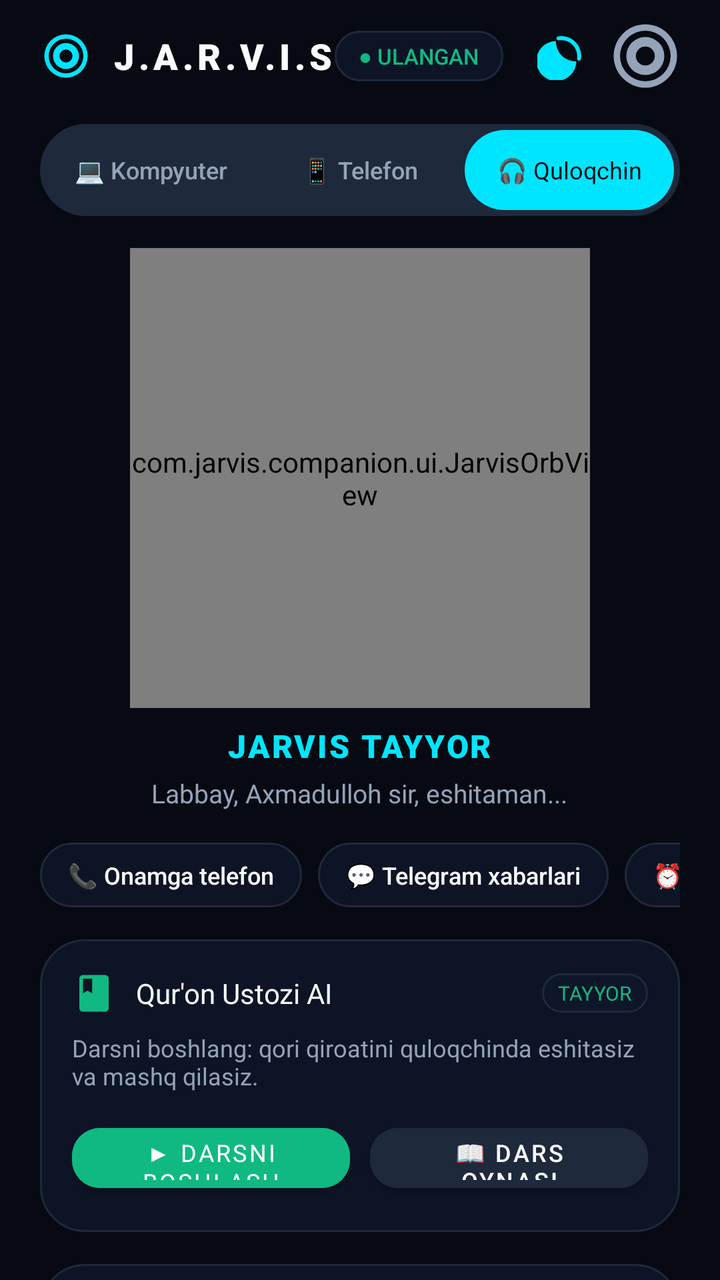
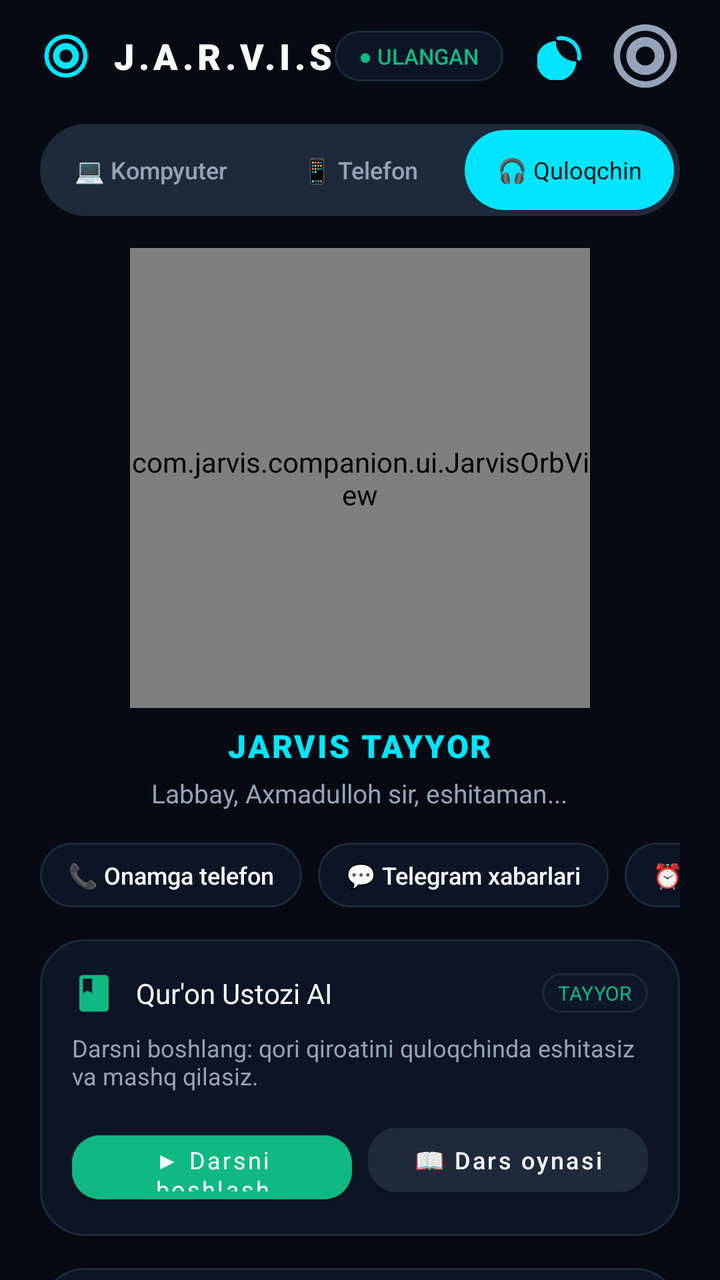

Compare the two renders of this Android layout. The source of the first and the diff that turns it into the second are given below.
<!-- AndroidManifest.xml: application theme Theme.JarvisCompanion -->
<!-- res/layout/activity_main.xml -->
<?xml version="1.0" encoding="utf-8"?>
<RelativeLayout xmlns:android="http://schemas.android.com/apk/res/android"
    xmlns:app="http://schemas.android.com/apk/res-auto"
    android:id="@+id/rootContainer"
    android:layout_width="match_parent"
    android:layout_height="match_parent"
    android:background="@color/night_bg">

    
    <LinearLayout
        android:id="@+id/headerBar"
        android:layout_width="match_parent"
        android:layout_height="56dp"
        android:layout_alignParentTop="true"
        android:gravity="center_vertical"
        android:orientation="horizontal"
        android:paddingStart="20dp"
        android:paddingEnd="20dp">

        <ImageView
            android:id="@+id/ivLogo"
            android:layout_width="26dp"
            android:layout_height="26dp"
            app:srcCompat="@drawable/ic_jarvis"
            app:tint="@color/jarvis_cyan" />

        <TextView
            android:id="@+id/tvHeaderTitle"
            android:layout_width="wrap_content"
            android:layout_height="wrap_content"
            android:layout_marginStart="10dp"
            android:fontFamily="sans-serif-black"
            android:letterSpacing="0.12"
            android:text="J.A.R.V.I.S"
            android:textColor="@color/night_text_primary"
            android:textSize="18sp" />

        <View
            android:layout_width="0dp"
            android:layout_height="1dp"
            android:layout_weight="1" />

        
        <TextView
            android:id="@+id/tvStatusBadge"
            android:layout_width="wrap_content"
            android:layout_height="wrap_content"
            android:background="@drawable/bg_ios_action_chip"
            android:fontFamily="sans-serif-medium"
            android:paddingStart="12dp"
            android:paddingTop="5dp"
            android:paddingEnd="12dp"
            android:paddingBottom="5dp"
            android:text="● ULANGAN"
            android:textColor="@color/jarvis_accent"
            android:textSize="11sp" />

        
        <ImageButton
            android:id="@+id/btnThemeToggle"
            android:layout_width="38dp"
            android:layout_height="38dp"
            android:layout_marginStart="10dp"
            android:background="?attr/selectableItemBackgroundBorderless"
            android:contentDescription="Mavzu"
            android:scaleType="centerInside"
            app:srcCompat="@drawable/ic_moon" />

        
        <ImageButton
            android:id="@+id/btnOpenSettings"
            android:layout_width="38dp"
            android:layout_height="38dp"
            android:layout_marginStart="4dp"
            android:background="?attr/selectableItemBackgroundBorderless"
            android:contentDescription="Sozlamalar"
            android:scaleType="centerInside"
            app:srcCompat="@drawable/ic_jarvis"
            app:tint="@color/night_text_secondary" />
    </LinearLayout>

    
    <LinearLayout
        android:id="@+id/layoutSegmentBar"
        android:layout_width="match_parent"
        android:layout_height="46dp"
        android:layout_below="@id/headerBar"
        android:layout_marginStart="20dp"
        android:layout_marginTop="6dp"
        android:layout_marginEnd="20dp"
        android:background="@drawable/bg_ios_segment_bar"
        android:orientation="horizontal"
        android:padding="3dp">

        <TextView
            android:id="@+id/btnRoutePc"
            android:layout_width="0dp"
            android:layout_height="match_parent"
            android:layout_weight="1"
            android:gravity="center"
            android:text="💻 Kompyuter"
            android:textColor="@color/night_text_secondary"
            android:textSize="12sp"
            android:fontFamily="sans-serif-medium" />

        <TextView
            android:id="@+id/btnRoutePhone"
            android:layout_width="0dp"
            android:layout_height="match_parent"
            android:layout_weight="1"
            android:gravity="center"
            android:text="📱 Telefon"
            android:textColor="@color/night_text_secondary"
            android:textSize="12sp"
            android:fontFamily="sans-serif-medium" />

        <TextView
            android:id="@+id/btnRouteEarbuds"
            android:layout_width="0dp"
            android:layout_height="match_parent"
            android:layout_weight="1"
            android:background="@drawable/bg_ios_pill_active"
            android:gravity="center"
            android:text="🎧 Quloqchin"
            android:textColor="@color/night_pill_active_text"
            android:textSize="12sp"
            android:fontFamily="sans-serif-bold" />
    </LinearLayout>

    
    <ScrollView
        android:layout_width="match_parent"
        android:layout_height="match_parent"
        android:layout_below="@id/layoutSegmentBar"
        android:fillViewport="true"
        android:overScrollMode="never"
        android:scrollbars="none">

        <LinearLayout
            android:layout_width="match_parent"
            android:layout_height="wrap_content"
            android:gravity="center_horizontal"
            android:orientation="vertical"
            android:paddingStart="20dp"
            android:paddingTop="12dp"
            android:paddingEnd="20dp"
            android:paddingBottom="24dp">

            
            <FrameLayout
                android:layout_width="230dp"
                android:layout_height="230dp"
                android:layout_marginTop="4dp">

                <com.jarvis.companion.ui.JarvisOrbView
                    android:id="@+id/jarvisOrb"
                    android:layout_width="match_parent"
                    android:layout_height="match_parent" />
            </FrameLayout>

            
            <TextView
                android:id="@+id/tvOrbStatus"
                android:layout_width="wrap_content"
                android:layout_height="wrap_content"
                android:layout_marginTop="8dp"
                android:fontFamily="sans-serif-black"
                android:letterSpacing="0.06"
                android:text="JARVIS TAYYOR"
                android:textColor="@color/jarvis_cyan"
                android:textSize="16sp" />

            <TextView
                android:id="@+id/tvOrbSubtitle"
                android:layout_width="wrap_content"
                android:layout_height="wrap_content"
                android:layout_marginTop="4dp"
                android:gravity="center"
                android:text="Labbay, Axmadulloh sir, eshitaman..."
                android:textColor="@color/night_text_secondary"
                android:textSize="13sp" />

            
            <HorizontalScrollView
                android:layout_width="match_parent"
                android:layout_height="wrap_content"
                android:layout_marginTop="16dp"
                android:overScrollMode="never"
                android:scrollbars="none">

                <LinearLayout
                    android:layout_width="wrap_content"
                    android:layout_height="wrap_content"
                    android:orientation="horizontal">

                    <TextView
                        android:id="@+id/chipCallMom"
                        android:layout_width="wrap_content"
                        android:layout_height="wrap_content"
                        android:background="@drawable/bg_ios_action_chip"
                        android:fontFamily="sans-serif-medium"
                        android:paddingStart="14dp"
                        android:paddingTop="8dp"
                        android:paddingEnd="14dp"
                        android:paddingBottom="8dp"
                        android:text="📞 Onamga telefon"
                        android:textColor="@color/night_text_primary"
                        android:textSize="12sp" />

                    <TextView
                        android:id="@+id/chipReadTelegram"
                        android:layout_width="wrap_content"
                        android:layout_height="wrap_content"
                        android:layout_marginStart="8dp"
                        android:background="@drawable/bg_ios_action_chip"
                        android:fontFamily="sans-serif-medium"
                        android:paddingStart="14dp"
                        android:paddingTop="8dp"
                        android:paddingEnd="14dp"
                        android:paddingBottom="8dp"
                        android:text="💬 Telegram xabarlari"
                        android:textColor="@color/night_text_primary"
                        android:textSize="12sp" />

                    <TextView
                        android:id="@+id/chipSetReminder"
                        android:layout_width="wrap_content"
                        android:layout_height="wrap_content"
                        android:layout_marginStart="8dp"
                        android:background="@drawable/bg_ios_action_chip"
                        android:fontFamily="sans-serif-medium"
                        android:paddingStart="14dp"
                        android:paddingTop="8dp"
                        android:paddingEnd="14dp"
                        android:paddingBottom="8dp"
                        android:text="⏰ Eslatma qo'yish"
                        android:textColor="@color/night_text_primary"
                        android:textSize="12sp" />

                    <TextView
                        android:id="@+id/chipInterrupt"
                        android:layout_width="wrap_content"
                        android:layout_height="wrap_content"
                        android:layout_marginStart="8dp"
                        android:background="@drawable/bg_ios_action_chip"
                        android:fontFamily="sans-serif-medium"
                        android:paddingStart="14dp"
                        android:paddingTop="8dp"
                        android:paddingEnd="14dp"
                        android:paddingBottom="8dp"
                        android:text="⏹ To'xtatish"
                        android:textColor="@color/jarvis_red"
                        android:textSize="12sp" />
                </LinearLayout>
            </HorizontalScrollView>

            
            <LinearLayout
                android:id="@+id/cardQuronLesson"
                android:layout_width="match_parent"
                android:layout_height="wrap_content"
                android:layout_marginTop="16dp"
                android:background="@drawable/bg_ios_card"
                android:orientation="vertical"
                android:padding="16dp">

                <LinearLayout
                    android:layout_width="match_parent"
                    android:layout_height="wrap_content"
                    android:gravity="center_vertical"
                    android:orientation="horizontal">

                    <ImageView
                        android:layout_width="22dp"
                        android:layout_height="22dp"
                        app:srcCompat="@drawable/ic_quron" />

                    <TextView
                        android:id="@+id/tvQuronTitle"
                        android:layout_width="0dp"
                        android:layout_height="wrap_content"
                        android:layout_marginStart="10dp"
                        android:layout_weight="1"
                        android:fontFamily="sans-serif-bold"
                        android:text="Qur'on Ustozi AI"
                        android:textColor="@color/night_text_primary"
                        android:textSize="14sp" />

                    <TextView
                        android:id="@+id/tvQuronBadge"
                        android:layout_width="wrap_content"
                        android:layout_height="wrap_content"
                        android:background="@drawable/bg_ios_action_chip"
                        android:paddingStart="8dp"
                        android:paddingTop="3dp"
                        android:paddingEnd="8dp"
                        android:paddingBottom="3dp"
                        android:text="TAYYOR"
                        android:textColor="@color/jarvis_accent"
                        android:textSize="10sp" />
                </LinearLayout>

                <TextView
                    android:id="@+id/tvQuronInfo"
                    android:layout_width="match_parent"
                    android:layout_height="wrap_content"
                    android:layout_marginTop="8dp"
                    android:text="Darsni boshlang: qori qiroatini quloqchinda eshitasiz va mashq qilasiz."
                    android:textColor="@color/night_text_secondary"
                    android:textSize="12sp" />

                <LinearLayout
                    android:layout_width="match_parent"
                    android:layout_height="wrap_content"
                    android:layout_marginTop="12dp"
                    android:orientation="horizontal">

                    <com.google.android.material.button.MaterialButton
                        android:id="@+id/btnStartQuron"
                        android:layout_width="0dp"
                        android:layout_height="42dp"
                        android:layout_weight="1"
                        android:backgroundTint="@color/jarvis_accent"
                        android:fontFamily="sans-serif-bold"
                        android:text="▶ Darsni Boshlash"
                        android:textColor="#FFFFFF"
                        android:textSize="12sp"
                        app:cornerRadius="14dp" />

                    <com.google.android.material.button.MaterialButton
                        android:id="@+id/btnOpenQuronWeb"
                        android:layout_width="0dp"
                        android:layout_height="42dp"
                        android:layout_marginStart="10dp"
                        android:layout_weight="1"
                        android:backgroundTint="@color/night_segment_bg"
                        android:fontFamily="sans-serif-medium"
                        android:text="📖 Dars Oynasi"
                        android:textColor="@color/night_text_primary"
                        android:textSize="12sp"
                        app:cornerRadius="14dp"
                        app:strokeColor="@color/night_card_border"
                        app:strokeWidth="1dp" />
                </LinearLayout>
            </LinearLayout>

            
            <LinearLayout
                android:id="@+id/cardLiveHud"
                android:layout_width="match_parent"
                android:layout_height="wrap_content"
                android:layout_marginTop="16dp"
                android:background="@drawable/bg_ios_card"
                android:orientation="vertical"
                android:padding="16dp">

                <TextView
                    android:layout_width="wrap_content"
                    android:layout_height="wrap_content"
                    android:fontFamily="sans-serif-bold"
                    android:text="Jonli Muloqot"
                    android:textColor="@color/night_text_primary"
                    android:textSize="13sp" />

                <androidx.recyclerview.widget.RecyclerView
                    android:id="@+id/rvLiveFeed"
                    android:layout_width="match_parent"
                    android:layout_height="130dp"
                    android:layout_marginTop="8dp"
                    android:nestedScrollingEnabled="false"
                    android:scrollbars="vertical" />

                
                <LinearLayout
                    android:layout_width="match_parent"
                    android:layout_height="wrap_content"
                    android:layout_marginTop="10dp"
                    android:gravity="center_vertical"
                    android:orientation="horizontal">

                    <EditText
                        android:id="@+id/etCommandInput"
                        android:layout_width="0dp"
                        android:layout_height="40dp"
                        android:layout_weight="1"
                        android:background="@drawable/bg_ios_action_chip"
                        android:hint="Buyruq yozing..."
                        android:paddingStart="12dp"
                        android:paddingEnd="12dp"
                        android:textColor="@color/night_text_primary"
                        android:textColorHint="@color/night_text_secondary"
                        android:textSize="13sp" />

                    <ImageButton
                        android:id="@+id/btnSendCommand"
                        android:layout_width="40dp"
                        android:layout_height="40dp"
                        android:layout_marginStart="8dp"
                        android:background="@drawable/bg_ios_pill_active"
                        android:contentDescription="Yuborish"
                        android:scaleType="centerInside"
                        app:srcCompat="@drawable/ic_mic"
                        app:tint="@color/night_pill_active_text" />
                </LinearLayout>
            </LinearLayout>

        </LinearLayout>
    </ScrollView>

    
    <WebView
        android:id="@+id/webViewDashboard"
        android:layout_width="match_parent"
        android:layout_height="match_parent"
        android:layout_below="@id/headerBar"
        android:visibility="gone" />

</RelativeLayout>
<!-- resources referenced by this layout -->
<resources>
  <color name="jarvis_accent">#10B981</color>
  <color name="jarvis_cyan">#00E5FF</color>
  <color name="jarvis_red">#EF4444</color>
  <color name="night_bg">#070A12</color>
  <color name="night_card_border">#1E293B</color>
  <color name="night_pill_active_text">#070A12</color>
  <color name="night_segment_bg">#1E293B</color>
  <color name="night_text_primary">#F8FAFC</color>
  <color name="night_text_secondary">#94A3B8</color>
  <!-- drawable bg_ios_action_chip (drawable) -->
  <?xml version="1.0" encoding="utf-8"?>
  <shape xmlns:android="http://schemas.android.com/apk/res/android"
      android:shape="rectangle">
      <corners android:radius="16dp" />
      <solid android:color="@color/night_card_glass" />
      <stroke
          android:width="1dp"
          android:color="@color/night_card_border" />
  </shape>
  <!-- drawable bg_ios_card (drawable) -->
  <?xml version="1.0" encoding="utf-8"?>
  <shape xmlns:android="http://schemas.android.com/apk/res/android"
      android:shape="rectangle">
      <corners android:radius="22dp" />
      <solid android:color="@color/night_card_glass" />
      <stroke
          android:width="1dp"
          android:color="@color/night_card_border" />
  </shape>
  <!-- drawable bg_ios_pill_active (drawable) -->
  <?xml version="1.0" encoding="utf-8"?>
  <shape xmlns:android="http://schemas.android.com/apk/res/android"
      android:shape="rectangle">
      <corners android:radius="20dp" />
      <solid android:color="@color/jarvis_cyan" />
  </shape>
  <!-- drawable bg_ios_segment_bar (drawable) -->
  <?xml version="1.0" encoding="utf-8"?>
  <shape xmlns:android="http://schemas.android.com/apk/res/android"
      android:shape="rectangle">
      <corners android:radius="24dp" />
      <solid android:color="@color/night_segment_bg" />
      <stroke
          android:width="1dp"
          android:color="@color/night_card_border" />
  </shape>
  <!-- drawable ic_mic (drawable) -->
  <vector xmlns:android="http://schemas.android.com/apk/res/android"
      android:width="24dp"
      android:height="24dp"
      android:viewportWidth="24"
      android:viewportHeight="24">
    <path
        android:fillColor="#00E5FF"
        android:pathData="M12,14c1.66,0 3,-1.34 3,-3V5c0,-1.66 -1.34,-3 -3,-3S9,3.34 9,5v6c0,1.66 1.34,3 3,3zm-1,-9c0,-0.55 0.45,-1 1,-1s1,0.45 1,1v6c0,0.55 -0.45,1 -1,1s-1,-0.45 -1,-1V5zm6,6c0,2.76 -2.24,5 -5,5s-5,-2.24 -5,-5H5c0,3.53 2.61,6.43 6,6.92V21h2v-3.08c3.39,-0.49 6,-3.39 6,-6.92h-2z"/>
  </vector>
  <!-- drawable ic_moon (drawable) -->
  <vector xmlns:android="http://schemas.android.com/apk/res/android"
      android:width="24dp"
      android:height="24dp"
      android:viewportWidth="24"
      android:viewportHeight="24">
      <path
          android:fillColor="#00E5FF"
          android:pathData="M12.3,2a10,10 0 0,0 -1.9,0.18 1,1 0 0,0 -0.79,1.15 1,1 0 0,0 1.09,0.82A8,8 0 0,1 19.85,13.2 1,1 0 0,0 20.67,14.3a1,1 0 0,0 1.15,-0.79A10,10 0 0,0 12.3,2ZM9.27,4.49A10,10 0 1,0 19.51,14.73 10,10 0 0,1 9.27,4.49Z" />
  </vector>
  <!-- drawable ic_quron (drawable) -->
  <vector xmlns:android="http://schemas.android.com/apk/res/android"
      android:width="24dp"
      android:height="24dp"
      android:viewportWidth="24"
      android:viewportHeight="24">
      <path
          android:fillColor="#10B981"
          android:pathData="M18,2H6C4.9,2 4,2.9 4,4v16c0,1.1 0.9,2 2,2h12c1.1,0 2,-0.9 2,-2V4C20,2.9 19.1,2 18,2zM6,4h5v8l-2.5,-1.5L6,12V4z" />
  </vector>
  <style name="Theme.JarvisCompanion" parent="Theme.MaterialComponents.DayNight.NoActionBar">
          <item name="colorPrimary">@color/jarvis_cyan</item>
          <item name="colorPrimaryVariant">@color/jarvis_dark_cyan</item>
          <item name="colorOnPrimary">#000000</item>
          <item name="colorSecondary">@color/jarvis_accent</item>
          <item name="android:statusBarColor">@color/jarvis_bg</item>
          <item name="android:windowBackground">@color/jarvis_bg</item>
      </style>
  <color name="night_card_glass">#D90F172A</color>
  <color name="jarvis_dark_cyan">#00838F</color>
  <color name="jarvis_bg">#070A12</color>
  <!-- unchanged entries left out for length: 1 -->
</resources>

<!-- the commit's change to res/layout/activity_main.xml (unified diff, before → after) -->
@@ -318,11 +318,12 @@
                     <com.google.android.material.button.MaterialButton
                         android:id="@+id/btnStartQuron"
                         android:layout_width="0dp"
-                        android:layout_height="42dp"
+                        android:layout_height="44dp"
                         android:layout_weight="1"
                         android:backgroundTint="@color/jarvis_accent"
                         android:fontFamily="sans-serif-bold"
-                        android:text="▶ Darsni Boshlash"
+                        android:text="▶ Darsni boshlash"
+                        android:textAllCaps="false"
                         android:textColor="#FFFFFF"
                         android:textSize="12sp"
                         app:cornerRadius="14dp" />
@@ -330,12 +331,13 @@
                     <com.google.android.material.button.MaterialButton
                         android:id="@+id/btnOpenQuronWeb"
                         android:layout_width="0dp"
-                        android:layout_height="42dp"
-                        android:layout_marginStart="10dp"
+                        android:layout_height="44dp"
+                        android:layout_marginStart="8dp"
                         android:layout_weight="1"
                         android:backgroundTint="@color/night_segment_bg"
                         android:fontFamily="sans-serif-medium"
-                        android:text="📖 Dars Oynasi"
+                        android:text="📖 Dars oynasi"
+                        android:textAllCaps="false"
                         android:textColor="@color/night_text_primary"
                         android:textSize="12sp"
                         app:cornerRadius="14dp"
